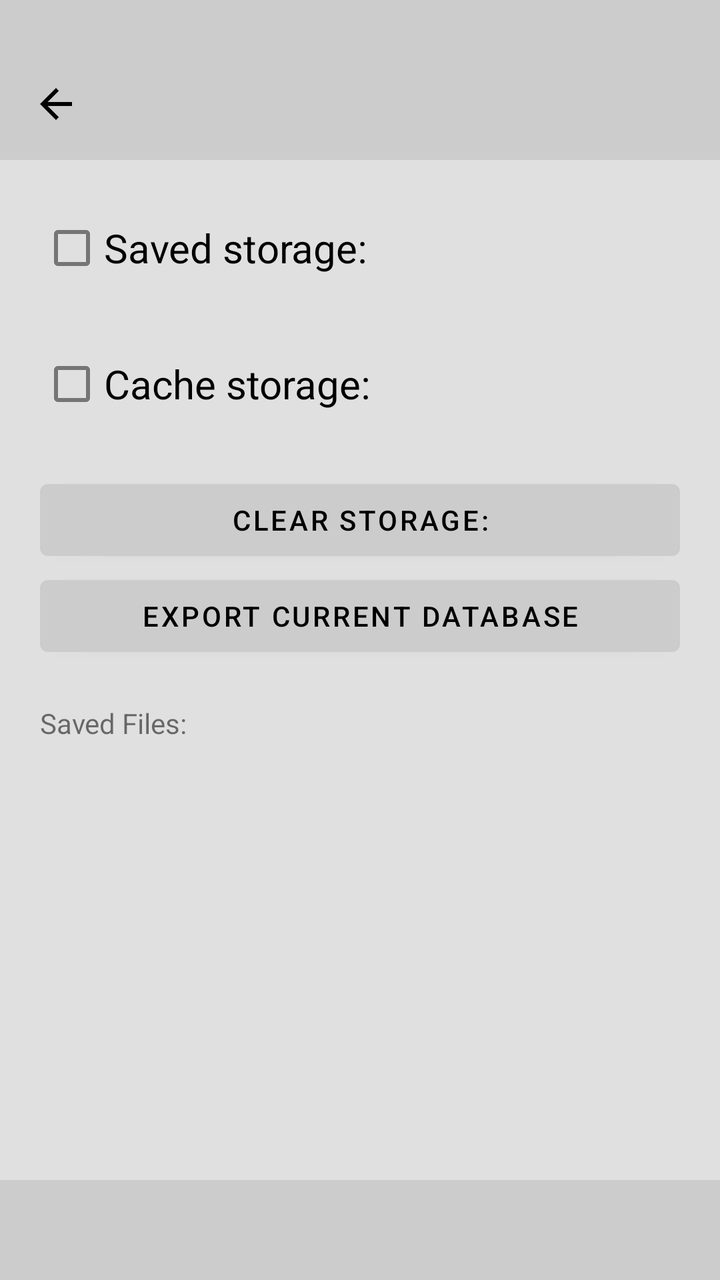
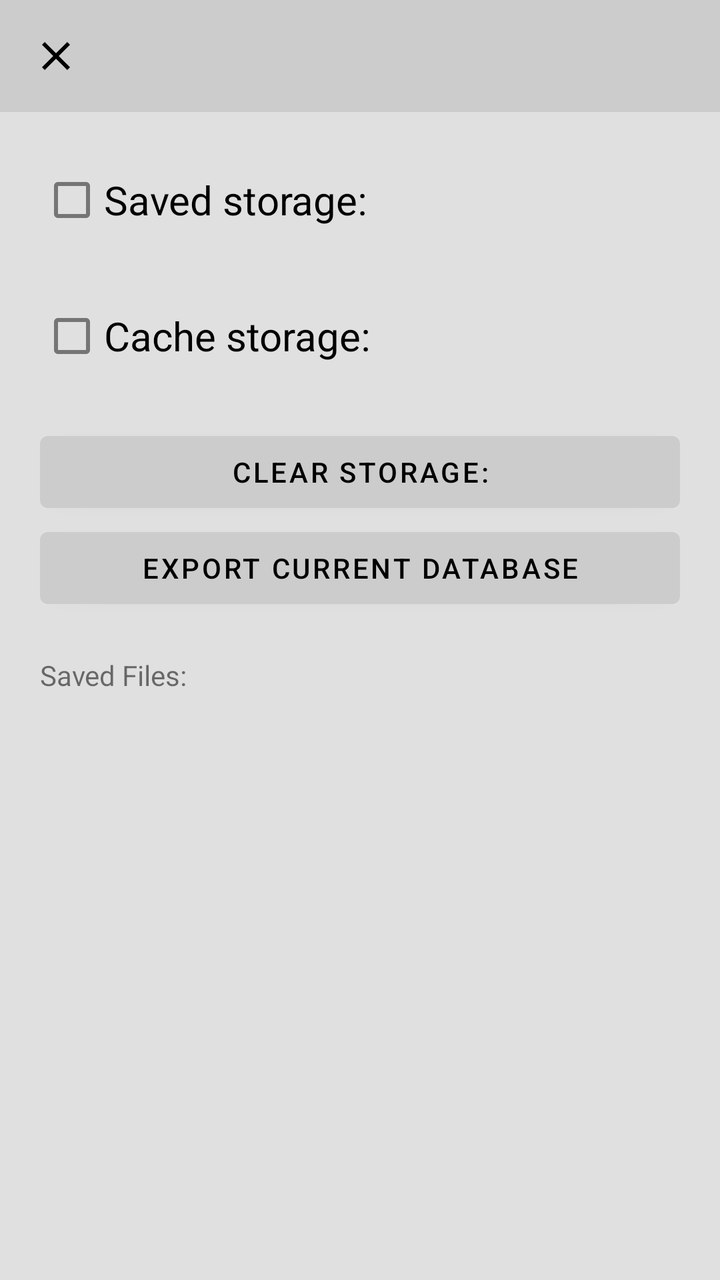

An Android layout rendered at two revisions. The XML below is the earlier revision; the diff shows what the commit changed to produce the second picture.
<!-- AndroidManifest.xml: application theme Theme.DropTo -->
<!-- res/layout/fragment_mgmt_storage.xml -->
<?xml version="1.0" encoding="utf-8"?>
<androidx.constraintlayout.widget.ConstraintLayout xmlns:android="http://schemas.android.com/apk/res/android"
    android:layout_width="match_parent"
    android:layout_height="match_parent"
    android:focusable="true"
    android:clickable="true"
    android:background="@color/color_background"
    xmlns:app="http://schemas.android.com/apk/res-auto">

    <View
        android:id="@+id/mgmt_storage_status_bar"
        app:layout_constraintStart_toStartOf="parent"
        app:layout_constraintTop_toTopOf="parent"
        android:background="?android:statusBarColor"
        android:layout_width="match_parent"
        android:layout_height="24dp"/>

    <com.google.android.material.appbar.MaterialToolbar
        android:id="@+id/mgmt_storage_toolbar"
        app:layout_constraintStart_toStartOf="parent"
        app:layout_constraintTop_toBottomOf="@id/mgmt_storage_status_bar"
        app:navigationIcon="@drawable/icon_common_back"
        android:background="?android:statusBarColor"
        android:layout_width="match_parent"
        android:layout_height="wrap_content" />

    <CheckBox
        android:id="@+id/mgmt_storage_attachment"
        app:layout_constraintStart_toStartOf="parent"
        app:layout_constraintTop_toBottomOf="@id/mgmt_storage_toolbar"
        android:text="@string/string_image_storage_usage_prompt"
        android:layout_margin="20dp"
        android:textSize="20sp"
        android:layout_width="match_parent"
        android:layout_height="wrap_content"/>

    <CheckBox
        android:id="@+id/mgmt_storage_cache"
        app:layout_constraintStart_toStartOf="parent"
        app:layout_constraintTop_toBottomOf="@id/mgmt_storage_attachment"
        android:text="@string/string_cache_storage_usage_prompt"
        android:layout_margin="20dp"
        android:textSize="20sp"
        android:layout_width="match_parent"
        android:layout_height="wrap_content"/>

    <Button
        android:id="@+id/mgmt_storage_btn_clear"
        app:layout_constraintStart_toStartOf="parent"
        app:layout_constraintTop_toBottomOf="@id/mgmt_storage_cache"
        android:text="@string/string_clear_storage_button_prompt"
        android:layout_margin="20dp"
        android:layout_width="match_parent"
        android:layout_height="wrap_content"/>

    <Button
        android:id="@+id/mgmt_storage_btn_export_db"
        app:layout_constraintStart_toStartOf="@id/mgmt_storage_btn_clear"
        app:layout_constraintEnd_toEndOf="@id/mgmt_storage_btn_clear"
        android:layout_marginStart="20dp"
        android:layout_marginEnd="20dp"
        app:layout_constraintTop_toBottomOf="@id/mgmt_storage_btn_clear"
        android:text="@string/string_export_db_button_prompt"
        android:layout_width="match_parent"
        android:layout_height="wrap_content"/>

    <TextView
        android:id="@+id/mgmt_storage_list_label"
        android:text="@string/string_mgmt_list_label"
        app:layout_constraintStart_toStartOf="parent"
        app:layout_constraintEnd_toEndOf="parent"
        app:layout_constraintTop_toBottomOf="@id/mgmt_storage_btn_export_db"
        android:layout_margin="20dp"
        android:layout_width="match_parent"
        android:layout_height="wrap_content"/>

    <androidx.recyclerview.widget.RecyclerView
        android:id="@+id/mgmt_storage_list_files"
        app:layout_constraintStart_toStartOf="parent"
        app:layout_constraintTop_toBottomOf="@id/mgmt_storage_list_label"
        app:layout_constraintBottom_toTopOf="@id/mgmt_storage_nav_bar"
        android:layout_marginStart="20dp"
        android:layout_marginEnd="20dp"
        android:layout_marginBottom="20dp"
        android:layout_width="match_parent"
        android:layout_height="0dp"/>

    <View
        android:id="@+id/mgmt_storage_nav_bar"
        app:layout_constraintStart_toStartOf="parent"
        app:layout_constraintBottom_toBottomOf="parent"
        android:background="?android:navigationBarColor"
        android:layout_width="match_parent"
        android:layout_height="50dp"/>

</androidx.constraintlayout.widget.ConstraintLayout>
<!-- resources referenced by this layout -->
<resources>
  <color name="color_background">#E0E0E0</color>
  <!-- drawable icon_common_back (drawable) -->
  <vector xmlns:android="http://schemas.android.com/apk/res/android" android:autoMirrored="true" android:height="24dp" android:tint="#000000" android:viewportHeight="24" android:viewportWidth="24" android:width="24dp">
        
      <path android:fillColor="@android:color/white" android:pathData="M20,11H7.83l5.59,-5.59L12,4l-8,8 8,8 1.41,-1.41L7.83,13H20v-2z"/>
      
  </vector>
  <string name="string_cache_storage_usage_prompt">Cache storage:</string>
  <string name="string_clear_storage_button_prompt">Clear storage:</string>
  <string name="string_export_db_button_prompt">Export current database</string>
  <string name="string_image_storage_usage_prompt">Saved storage:</string>
  <string name="string_mgmt_list_label">Saved Files:</string>
  <style name="Theme.DropTo" parent="Theme.MaterialComponents.Light">
          
          <item name="colorPrimary">@color/color_action_bar</item>
          <item name="colorPrimaryVariant">@color/color_navigation_bar</item>
          <item name="colorOnPrimary">@color/colorMainTitle</item>
          
          <item name="colorSecondary">@color/teal_200</item>
          <item name="colorSecondaryVariant">@color/teal_700</item>
          <item name="colorOnSecondary">@color/colorMainTitle</item>
          
          <item name="android:statusBarColor">?attr/colorPrimary</item>
          <item name="android:navigationBarColor">?attr/colorPrimaryVariant</item>
          
          <item name="backgroundColor">@color/color_background</item>
      </style>
  <color name="color_action_bar">#CCCCCC</color>
  <color name="color_navigation_bar">#CCCCCC</color>
  <color name="colorMainTitle">#000000</color>
  <color name="teal_200">#B2DFDB</color>
  <color name="teal_700">#009688</color>
</resources>

<!-- the commit's change to res/layout/fragment_mgmt_storage.xml (unified diff, before → after) -->
@@ -7,19 +7,11 @@
     android:background="@color/color_background"
     xmlns:app="http://schemas.android.com/apk/res-auto">
 
-    <View
-        android:id="@+id/mgmt_storage_status_bar"
-        app:layout_constraintStart_toStartOf="parent"
-        app:layout_constraintTop_toTopOf="parent"
-        android:background="?android:statusBarColor"
-        android:layout_width="match_parent"
-        android:layout_height="24dp"/>
-
     <com.google.android.material.appbar.MaterialToolbar
         android:id="@+id/mgmt_storage_toolbar"
         app:layout_constraintStart_toStartOf="parent"
-        app:layout_constraintTop_toBottomOf="@id/mgmt_storage_status_bar"
-        app:navigationIcon="@drawable/icon_common_back"
+        app:layout_constraintTop_toTopOf="parent"
+        app:navigationIcon="@drawable/icon_common_cross"
         android:background="?android:statusBarColor"
         android:layout_width="match_parent"
         android:layout_height="wrap_content" />
@@ -78,19 +70,12 @@
         android:id="@+id/mgmt_storage_list_files"
         app:layout_constraintStart_toStartOf="parent"
         app:layout_constraintTop_toBottomOf="@id/mgmt_storage_list_label"
-        app:layout_constraintBottom_toTopOf="@id/mgmt_storage_nav_bar"
+        app:layout_constraintBottom_toBottomOf="parent"
         android:layout_marginStart="20dp"
         android:layout_marginEnd="20dp"
         android:layout_marginBottom="20dp"
         android:layout_width="match_parent"
         android:layout_height="0dp"/>
 
-    <View
-        android:id="@+id/mgmt_storage_nav_bar"
-        app:layout_constraintStart_toStartOf="parent"
-        app:layout_constraintBottom_toBottomOf="parent"
-        android:background="?android:navigationBarColor"
-        android:layout_width="match_parent"
-        android:layout_height="50dp"/>
 
 </androidx.constraintlayout.widget.ConstraintLayout>
<!-- resource entries referenced after the edit -->
@@ -1,10 +1,10 @@
 <!-- resources referenced by this layout -->
 <resources>
   <color name="color_background">#E0E0E0</color>
-  <!-- drawable icon_common_back (drawable) -->
-  <vector xmlns:android="http://schemas.android.com/apk/res/android" android:autoMirrored="true" android:height="24dp" android:tint="#000000" android:viewportHeight="24" android:viewportWidth="24" android:width="24dp">
+  <!-- drawable icon_common_cross (drawable) -->
+  <vector xmlns:android="http://schemas.android.com/apk/res/android" android:height="24dp" android:tint="#000000" android:viewportHeight="24" android:viewportWidth="24" android:width="24dp">
         
-      <path android:fillColor="@android:color/white" android:pathData="M20,11H7.83l5.59,-5.59L12,4l-8,8 8,8 1.41,-1.41L7.83,13H20v-2z"/>
+      <path android:fillColor="@android:color/white" android:pathData="M19,6.41L17.59,5 12,10.59 6.41,5 5,6.41 10.59,12 5,17.59 6.41,19 12,13.41 17.59,19 19,17.59 13.41,12z"/>
       
   </vector>
   <string name="string_cache_storage_usage_prompt">Cache storage:</string>
